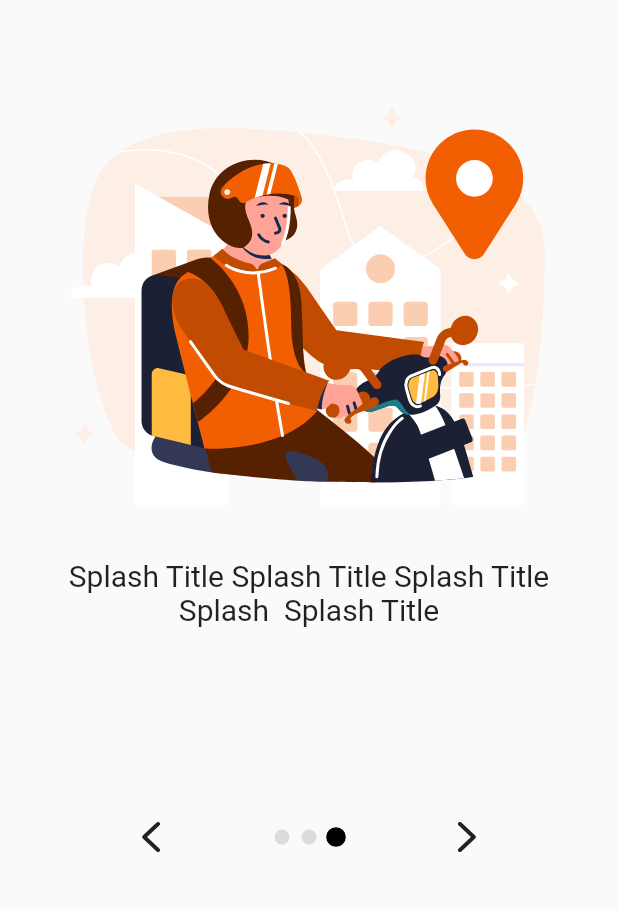
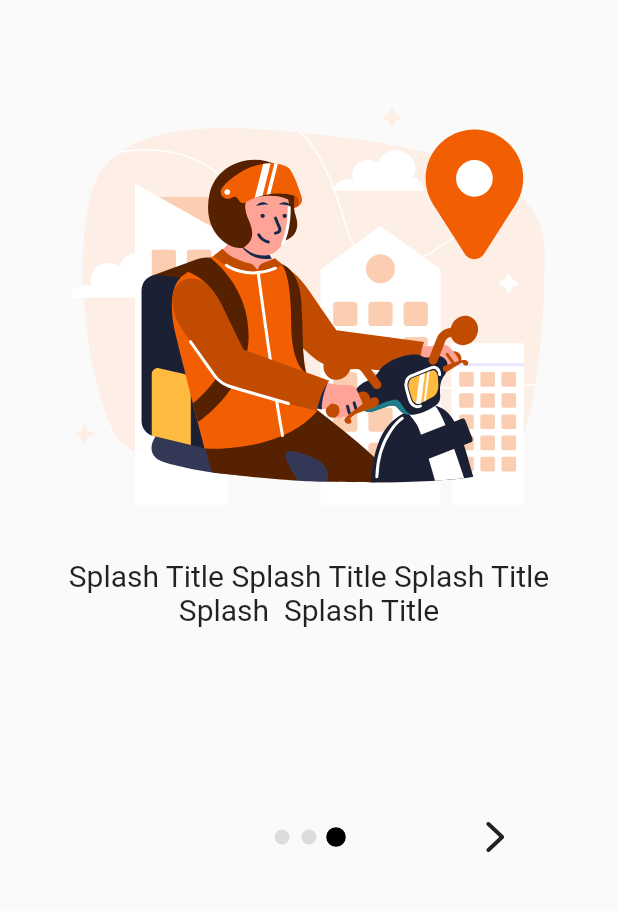
Before and after one commit to Abdelrhman-223/logeste, a Flutter app: the screen it shows after launch, on a phone screen of 412 x 824 dp, the part 270-1181 px from its top. Run offline on Flutter 3.47's test engine with Material 2 defaults, Android fonts, the phone set to English and light mode, and no system bars; drawn by our look-alikes of smooth_page_indicator; our stand-ins replace animated_splash_screen, flutter_svg.

```diff
--- a/lib/splash_screens/presentation/pages/introduction_page.dart
+++ b/lib/splash_screens/presentation/pages/introduction_page.dart
@@ -68,7 +68,7 @@ class _IntroductionPageState extends State<IntroductionPage> {
                 ),
               ),
               Row(
-                mainAxisAlignment: MainAxisAlignment.spaceEvenly,
+                mainAxisAlignment: MainAxisAlignment.spaceAround,
                 children: [
                   IconButton(
                     onPressed: () {
@@ -104,7 +104,8 @@ class _IntroductionPageState extends State<IntroductionPage> {
                       ),
                     ),
                   ),
-                  IconButton(
+                  (pageIndex > 1)
+                      ? IconButton(
                           onPressed: () {
                             setState(() {
                               indicatorController.previousPage(
@@ -116,6 +117,13 @@ class _IntroductionPageState extends State<IntroductionPage> {
                             IconPaths.leftArrow,
                             color: AppColors.splashScreenBackgroundColor,
                           ),
+                        )
+                      : Padding(
+                        padding: const EdgeInsets.symmetric(horizontal: 18),
+                        child: SvgPicture.asset(
+                          IconPaths.leftArrow,
+                          color: Colors.transparent,
+                        ),
                       ),
                 ],
               )
```
Lines whose indentation alone changed are shown as unchanged.
